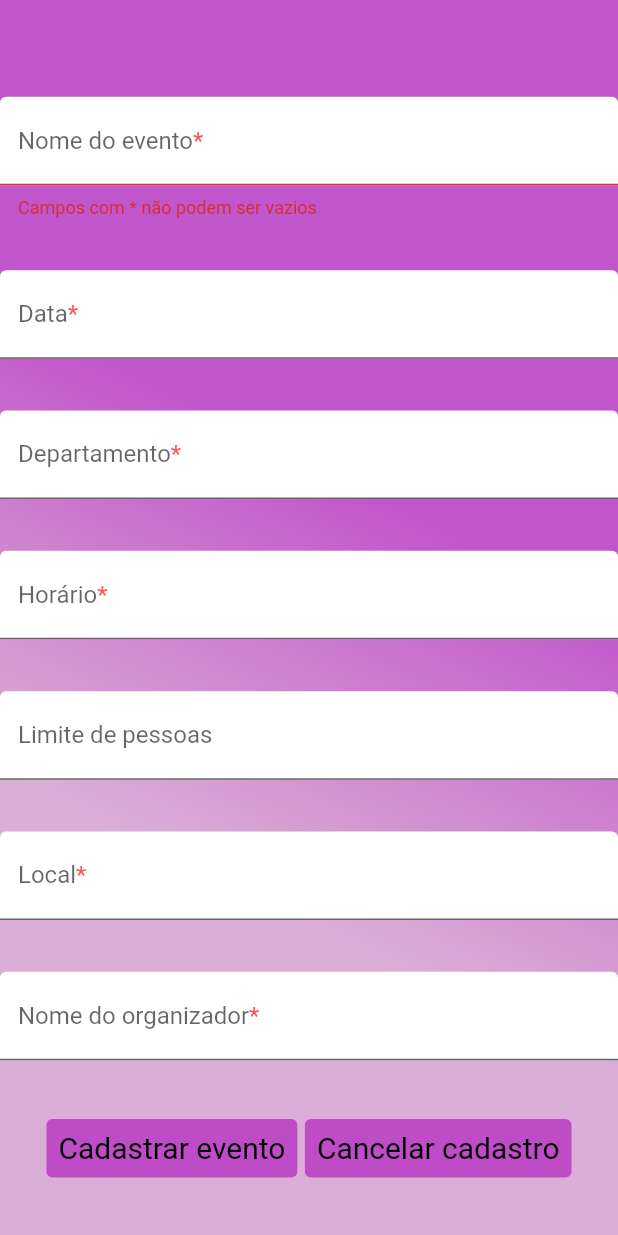
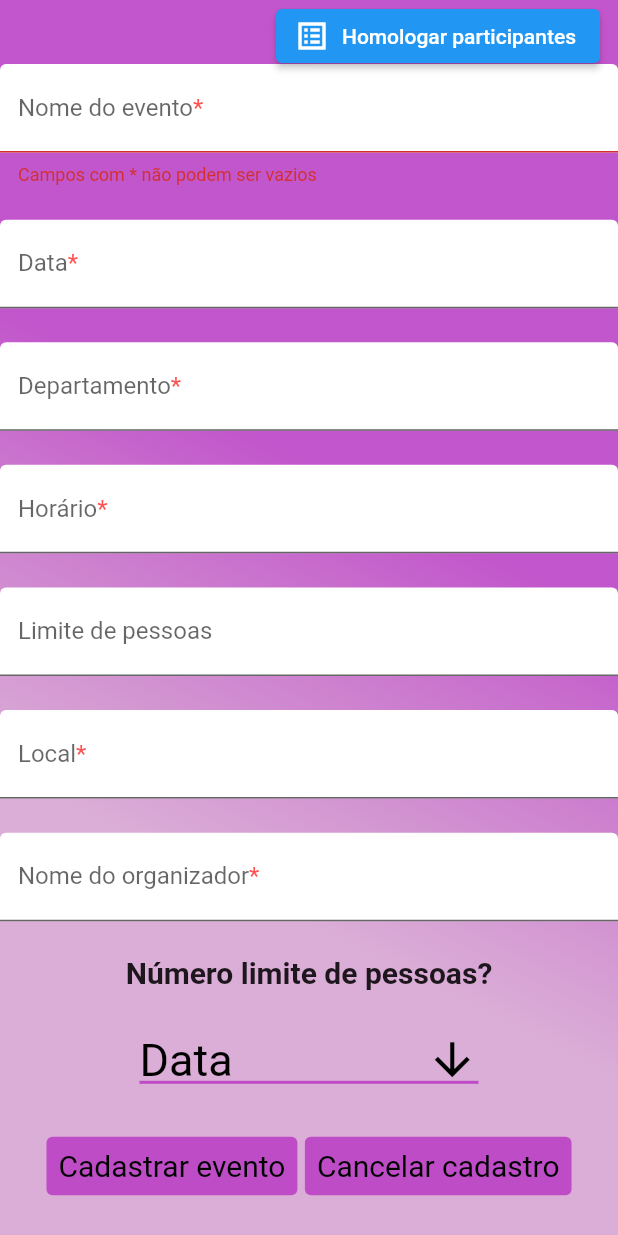
Before and after one commit to edsonribeiro13/eventos_uesb, a Flutter app: the ControllerTelaCadastroEvento screen opened by its route, after a tap on "Cadastrar evento", on a phone screen of 412 x 824 dp. Run offline on Flutter 3.47's test engine with Material 2 defaults, Android fonts, the light colour scheme and no system bars; our stand-ins replace cloud_firestore, firebase_core, flutter_rating_bar, google_fonts, mask_text_input_formatter; missing offline and left inert: cpf_cnpj_validator, localstore; accounts and stored records are empty; Roboto replaces fonts that are missing (arial).

Commit message:
feat: entrega 7 2023

```diff
--- a/lib/routes/Routes.dart
+++ b/lib/routes/Routes.dart
@@ -14,6 +14,7 @@ import 'package:eventos_uesb/views/TelaFiltro.dart';
 import 'package:eventos_uesb/controller/ControllerTelaEventoDetalhado.dart';
 import 'package:eventos_uesb/controller/ControllerTelaCadastroEvento.dart';
 import 'package:eventos_uesb/controller/ControllerOrganizacao.dart';
+import 'package:eventos_uesb/controller/ControllerHomologacao.dart';
 
 class Routes {
   createRouteTable() {
@@ -31,7 +32,8 @@ class Routes {
       '/filtrar': (context) => const TelaFiltro(),
       '/eventDetails': (context) => const TelaEventoDetalhadoState(),
       '/RegisterEvent': (context) => const ControllerTelaCadastroEvento(),
-      '/controleOrganização': (context) => const ControllerOrganizacao()
+      '/controleOrganização': (context) => const ControllerOrganizacao(),
+      '/homologateUser': (context) => const ControllerHomologacao()
     });
   }
 }
--- a/lib/views/TelaCadastroEvento.dart
+++ b/lib/views/TelaCadastroEvento.dart
@@ -5,6 +5,7 @@ import 'package:flutter/material.dart';
 import 'package:eventos_uesb/assets/css/BasicCSS.dart';
 import 'package:eventos_uesb/controller/ControllerTelaCadastroEvento.dart';
 import 'package:mask_text_input_formatter/mask_text_input_formatter.dart';
+import 'package:eventos_uesb/controller/ControllerDropDown.dart';
 
 class TelaCadastroEvento extends State<ControllerTelaCadastroEvento> {
   var textFieldController = List<TextEditingController>.generate(
@@ -22,6 +23,7 @@ class TelaCadastroEvento extends State<ControllerTelaCadastroEvento> {
   var userIsCollaborator = Events.getUserIsCollaborator();
   var event = Events.getEventDetailed();
   var oldEvent = '';
+  DropdownButtonState dropdownMenu = const DropdownButtonState();
 
   @override
   void initState() {
@@ -35,7 +37,6 @@ class TelaCadastroEvento extends State<ControllerTelaCadastroEvento> {
       textFieldController[5].text = event['local'];
       textFieldController[6].text = event['organizador'];
     }
-    oldEvent = event['nome'];
     super.initState();
   }
 
@@ -44,9 +45,20 @@ class TelaCadastroEvento extends State<ControllerTelaCadastroEvento> {
     BasicCss basicCss = BasicCss();
 
     return Scaffold(
+      floatingActionButton: ElevatedButton.icon(
+        onPressed: () async => userIsCollaborator
+            ? {
+                await Events.retrieveUsersToHomologate(event['id']),
+                Navigator.pushNamed(context, '/homologateUser')
+              }
+            : {},
+        icon: const Icon(Icons.list_alt_sharp),
+        label: const Text('Homologar participantes'),
+      ),
+      floatingActionButtonLocation: FloatingActionButtonLocation.miniEndTop,
       body: Center(
         child: Container(
-            padding: const EdgeInsets.only(top: 30),
+            padding: const EdgeInsets.only(top: 20),
             decoration: basicCss.iniatilzeDefaultBackground(),
             child: Column(
               mainAxisAlignment: MainAxisAlignment.spaceEvenly,
@@ -148,6 +160,11 @@ class TelaCadastroEvento extends State<ControllerTelaCadastroEvento> {
                         ))
                       ]))),
                 ),
+                const Text('Número limite de pessoas?',
+                    textAlign: TextAlign.center,
+                    style:
+                        TextStyle(fontSize: 20, fontWeight: FontWeight.bold)),
+                dropdownMenu,
                 Row(mainAxisAlignment: MainAxisAlignment.center, children: [
                   Container(
                       padding: const EdgeInsets.only(right: 5.0),
--- a/lib/views/TelaEventos.dart
+++ b/lib/views/TelaEventos.dart
@@ -20,7 +20,10 @@ class TelaEventos extends StatelessWidget {
         bottomNavigationBar: const NavigationMenu(),
         floatingActionButton: IconButton(
           onPressed: () => isAdmin
-              ? Navigator.pushNamed(context, '/RegisterEvent')
+              ? {
+                  Events.setTelaCriarEvento(),
+                  Navigator.pushNamed(context, '/RegisterEvent')
+                }
               : Navigator.pushNamed(context, '/filtrar'),
           icon: isAdmin ? const Icon(Icons.add) : const Icon(Icons.filter_alt),
           iconSize: isAdmin ? 60 : 40,
--- a/lib/widgets/DropdownMenu.dart
+++ b/lib/widgets/DropdownMenu.dart
@@ -6,19 +6,31 @@ import 'package:eventos_uesb/assets/css/BasicCSS.dart';
 import 'package:eventos_uesb/domain/Events.dart';
 import 'package:eventos_uesb/widgets/FormCamp.dart';
 
-const List<String> list = <String>['Data', 'Departamento'];
+List<String> list = <String>['Data', 'Departamento'];
 
 class DropdownMenu extends State<DropdownButtonState> {
-  String dropdownValue = list.first;
+  var telaCriarEvento = false;
+  @override
+  void initState() {
+    super.initState();
+    telaCriarEvento = Events.getTelaCriarEvento();
+
+    if (telaCriarEvento) {
+      list = ['Não', 'Sim'];
+    }
+  }
 
   @override
   Widget build(BuildContext context) {
     BasicCss basicCss = BasicCss();
+    String dropdownValue = list.first;
     return DropdownButton<String>(
       value: dropdownValue,
-      icon: const Icon(Icons.arrow_downward, size: 35, color: Colors.black),
+      icon: Icon(Icons.arrow_downward,
+          size: telaCriarEvento ? 25 : 35, color: Colors.black),
       elevation: 16,
-      style: const TextStyle(color: Colors.black, fontSize: 30),
+      style:
+          TextStyle(color: Colors.black, fontSize: telaCriarEvento ? 15 : 30),
       borderRadius: BorderRadius.circular(20),
       underline: Container(
         height: 2,
```
Also changed, not shown: lib/controller/ControllerHomologacao.dart (added, +11 -0 lines), lib/domain/Events.dart (+61 -6 lines), lib/utils/repository/Querys.dart (+74 -1 lines), lib/views/TelaEventoDetalhado.dart (+40 -6 lines), lib/views/TelaHomologaUsuario.dart (added, +87 -0 lines).
